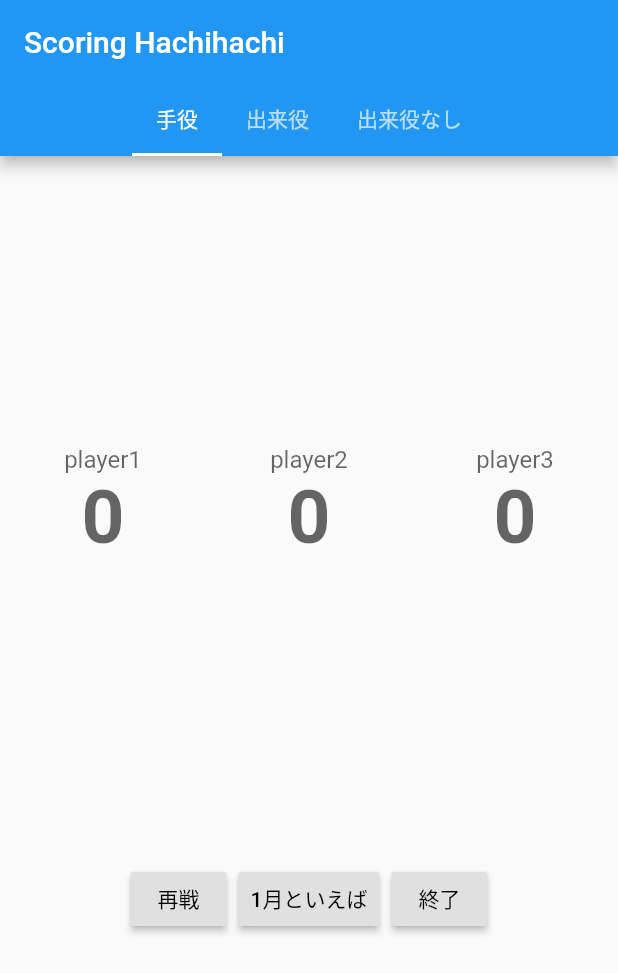
After one commit to kuroino721/scoring_hanafuda, a Flutter app: the HomePage screen opened by its route, after a tap on "はちはち", on a phone screen of 412 x 824 dp. The commit adds this screen. Shown: the top 973 px of the screen. Run offline on Flutter 3.47's test engine with Material 2 defaults, Android fonts, the light colour scheme and no system bars; missing offline and left inert: sortedmap.

Commit message:
はちはち途中まで。疲れた。

```diff
--- a/lib/main.dart
+++ b/lib/main.dart
@@ -1,7 +1,7 @@
 import 'package:flutter/material.dart';
-
 import 'package:flutter_app/ui/home_page.dart';
 import 'package:flutter_app/ui/koikoi_page.dart';
+import 'package:flutter_app/ui/hachihachi_page.dart';
 
 void main() => runApp(MyApp());
 
@@ -18,7 +18,7 @@ class MyApp extends StatelessWidget {
         '/home': (BuildContext context) =>
             new HomePage(title: 'Scoring Hanafuda'),
         '/koikoi': (BuildContext context) => new KoikoiPage(),
-//        '/hachihachi': (BuildContext context) => new HachihachiPage(),
+        '/hachihachi': (BuildContext context) => new HachihachiPage(),
       },
     );
   }
--- /dev/null
+++ b/lib/ui/hachihachi_page.dart
@@ -0,0 +1,352 @@
+import 'package:flutter/material.dart';
+import 'package:flutter_app/strings/trivia_of_month.dart';
+import 'package:flutter_app/ui/home_page.dart';
+import 'package:sortedmap/sortedmap.dart';
+
+final List<String> phases = ['手役', '出来役', '出来役なし'];
+
+class HachihachiPlayer {
+  String name;
+  HachihachiPlayer(this.name);
+  var scoreOfRound = {
+    phases[0]: 0,
+    phases[1]: 0,
+    phases[2]: 0,
+  };
+  var totalScore = 0;
+}
+
+class HachihachiPage extends StatefulWidget {
+  @override
+  HachihachiState createState() => new HachihachiState();
+}
+
+class Choice {
+  Choice({this.title, this.icon});
+
+  final String title;
+  final IconData icon;
+}
+
+var choices = <Choice>[
+  Choice(title: phases[0]),
+  Choice(title: phases[1]),
+  Choice(title: phases[2]),
+];
+
+class HachihachiState extends State<HachihachiPage> {
+  final String title = 'Scoring Hachihachi';
+  int month = 1;
+  var players = [
+    new HachihachiPlayer('player1'),
+    new HachihachiPlayer('player2'),
+    new HachihachiPlayer('player3')
+  ];
+
+  /// 全体のレイアウト
+  @override
+  Widget build(BuildContext context) {
+    return MaterialApp(
+      home: DefaultTabController(
+        length: choices.length,
+        child: Scaffold(
+          appBar: new AppBar(
+            title: Text(title),
+            bottom: TabBar(
+              isScrollable: true,
+              tabs: choices.map((Choice choice) {
+                return Tab(
+                  text: choice.title,
+                );
+              }).toList(),
+            ),
+          ),
+          body: TabBarView(
+            children: <Widget>[
+              _showInfoOfPhase(phases[0]),
+              _showInfoOfPhase(phases[1]),
+              _showInfoOfPhase(phases[2]),
+            ],
+          ),
+        ),
+      ),
+    );
+  }
+
+  _showInfoOfPhase(String phase) {
+    return Column(
+      mainAxisAlignment: MainAxisAlignment.spaceEvenly,
+      children: <Widget>[
+        _showInfoOfPlayers(phase),
+        _centerBar(),
+      ],
+    );
+  }
+
+  /// プレイヤー名表示（編集可能）
+  _showNameOfPlayer(int number) {
+    return Container(
+      width: 100.0,
+      child: new TextField(
+        textAlign: TextAlign.center,
+        decoration: InputDecoration.collapsed(
+          hintText: players[number - 1].name,
+        ),
+        onChanged: (text) {
+          if (text.length > 0) {
+            setState(
+              () {
+                players[number - 1].name = text;
+              },
+            );
+          }
+        },
+      ),
+    );
+  }
+
+  /// プレイヤーの得点初期化
+  void _initializeScores() {
+    setState(
+      () {
+        for (int i = 0; i < players.length; i++) {
+          for (int j = 0; j < phases.length; j++) {
+            players[i].scoreOfRound[phases[j]] = 0;
+          }
+        }
+      },
+    );
+  }
+
+  /// 得点の表示
+  _showScoreOfPlayer({int number, String phase}) {
+    return Container(
+      width: 120.0,
+      child: new TextField(
+        textAlign: TextAlign.center,
+        decoration: InputDecoration.collapsed(
+          hintText: players[number - 1].scoreOfRound[phase].toString(),
+        ),
+        style: TextStyle(fontWeight: FontWeight.bold, fontSize: 50),
+      ),
+    );
+  }
+
+  /// 累計得点の表示
+  _showTotalScores() {
+    return Container(
+      child: Column(
+        Text('Total Score\n'),
+        _showSortedTotalScores,
+      ),
+    );
+  }
+
+  _showSortedTotalScores() {
+    var totalScores = {
+      players[0].name: players[0].totalScore,
+      players[1].name: players[1].totalScore,
+      players[2].name: players[2].totalScore,
+    };
+    totalScores.values.toList()..sort();
+    return Column(
+      Text()
+    )
+  }
+
+  /// 月++
+  void _incrementMonth() {
+    setState(
+      () {
+        this.month++;
+        if (this.month > 12) {
+          this.month %= 12;
+        }
+      },
+    );
+  }
+
+  /// 月の表示
+  _showMonth() {
+    return Container(
+      child: new Text('${this.month}月'),
+    );
+  }
+
+  /// プレイヤー名、得点を1列に表示
+  _showInfoOfPlayer({int number, String phase}) {
+    return Container(
+      child: Column(
+        mainAxisAlignment: MainAxisAlignment.spaceAround,
+        children: <Widget>[
+          _showNameOfPlayer(number),
+          _showScoreOfPlayer(number: number, phase: phase),
+        ],
+      ),
+    );
+  }
+
+  /// 3人のプレイヤーの得点を1行に表示
+  _showInfoOfPlayers(String phase) {
+    return Container(
+      child: Row(
+        mainAxisAlignment: MainAxisAlignment.spaceAround,
+        children: <Widget>[
+          _showInfoOfPlayer(number: 1, phase: phases[0]),
+          _showInfoOfPlayer(number: 2, phase: phases[1]),
+          _showInfoOfPlayer(number: 3, phase: phases[2]),
+        ],
+      ),
+    );
+  }
+
+  /// 確認画面表示
+  Future _showConfirm({String title, String body}) async {
+    bool result = await showDialog<bool>(
+      context: context,
+      builder: (BuildContext context) => new AlertDialog(
+        title: new Text(title),
+        content: Center(
+          child: new Text(body),
+        ),
+        actions: <Widget>[
+          FlatButton(
+            child: Text("Cancel"),
+            onPressed: () => Navigator.pop(context, false),
+          ),
+          FlatButton(
+            child: Text("OK"),
+            onPressed: () => Navigator.pop(context, true),
+          ),
+        ],
+      ),
+    );
+    return result;
+  }
+
+  _addRoundScoreToTotal() {
+    for (int i = 0; i < players.length; i++) {
+      for (int j = 0; j < phases.length; j++) {
+        players[i].totalScore += players[i].scoreOfRound[phases[j]];
+      }
+    }
+  }
+
+  /// 再戦
+  void _goToNextRound() {
+    _showConfirm(title: '再戦', body: '再戦しますか？').then(
+      (result) {
+        if (result) {
+          _addRoundScoreToTotal();
+          _incrementMonth();
+          _initializeScores();
+        }
+      },
+    );
+  }
+
+  /// 月の雑学の表示
+  Future _showTriviaOfMonth() async {
+    await showDialog(
+      context: context,
+      builder: (BuildContext context) => new AlertDialog(
+        title: new Text('$month月'),
+        content: Padding(
+          padding: EdgeInsets.all(0.0),
+          child: SingleChildScrollView(
+              child: new Text(TriviaOfMonth.getTrivia(month))),
+        ),
+        actions: <Widget>[
+          FlatButton(
+            child: Text("なるほど"),
+            onPressed: () => Navigator.pop(context),
+          ),
+        ],
+      ),
+    );
+  }
+
+  List<HachihachiPlayer> _decideWinner() {
+    List<HachihachiPlayer> winners = [];
+    int min = 0;
+    for (int i = 0; i < players.length; i++) {
+      if (min <= players[i].totalScore) {
+        if (min < players[i].totalScore && winners.length != 0) {
+          winners = [];
+        }
+        winners.add(players[i]);
+        min = players[i].totalScore;
+      }
+    }
+    return winners;
+  }
+
+  /// 勝敗ダイアログ
+  Future _showResultOfGame() async {
+    String textOfScore, textOfResult;
+    textOfScore = "${players[0].name}さん: ${players[0].totalScore}文\n"
+        "${players[1].name}さん: ${players[1].totalScore}文\n"
+        "${players[2].name}さん: ${players[2].totalScore}文\n\n";
+    var winners = _decideWinner();
+    if (winners.length == 1) {
+      textOfResult = "${winners[0].name}さんの勝ちです！おみごと！";
+    } else if (winners.length == 2) {
+      textOfResult = "${winners[0].name}, ${winners[1].name}さんの勝ちです！あっぱれ！";
+    }
+
+    await showDialog(
+      context: context,
+      builder: (BuildContext context) => new AlertDialog(
+        title: new Text('結果'),
+        content: Center(
+          child: new Text(textOfScore + textOfResult),
+        ),
+        actions: <Widget>[
+          FlatButton(
+            child: Text("OK"),
+            onPressed: () => Navigator.push(
+              context,
+              MaterialPageRoute(
+                  settings: RouteSettings(name: "/home"),
+                  builder: (BuildContext context) =>
+                      HomePage(title: 'ScoringHanafuda')),
+            ),
+          ),
+        ],
+      ),
+    );
+  }
+
+  /// 終了
+  void _finishGame() {
+    _showConfirm(title: 'ゲーム終了', body: '終了しますか？').then(
+      (result) {
+        if (result) {
+          _addRoundScoreToTotal();
+          _showResultOfGame();
+        }
+      },
+    );
+  }
+
+  /// 中央のバー
+  _centerBar() {
+    return ButtonBar(
+      alignment: MainAxisAlignment.center,
+      children: <Widget>[
+        RaisedButton(
+          onPressed: _goToNextRound,
+          child: new Text('再戦'),
+        ),
+        RaisedButton(
+          onPressed: _showTriviaOfMonth,
+          child: new Text('$month月といえば'),
+        ),
+        RaisedButton(
+          onPressed: _finishGame,
+          child: new Text('終了'),
+        ),
+      ],
+    );
+  }
+}
--- a/lib/ui/home_page.dart
+++ b/lib/ui/home_page.dart
@@ -19,8 +19,7 @@ class HomePage extends StatelessWidget {
               child: new Text('こいこい'),
             ),
             RaisedButton(
-//              onPressed: () => Navigator.pushNamed(context, "/hachihachi"),
-              onPressed: null,
+              onPressed: () => Navigator.pushNamed(context, "/hachihachi"),
               child: new Text('はちはち'),
             ),
           ],
--- a/pubspec.yaml
+++ b/pubspec.yaml
@@ -21,6 +21,7 @@ dependencies:
     sdk: flutter
   cupertino_icons: ^0.1.2
   http: any
+  sortedmap: ^0.4.2
 
 dev_dependencies:
   flutter_test:
```
Also changed, not shown: lib/info/player.dart (added, +8 -0 lines), lib/ui/koikoi_page.dart (+23 -23 lines), pubspec.lock.
